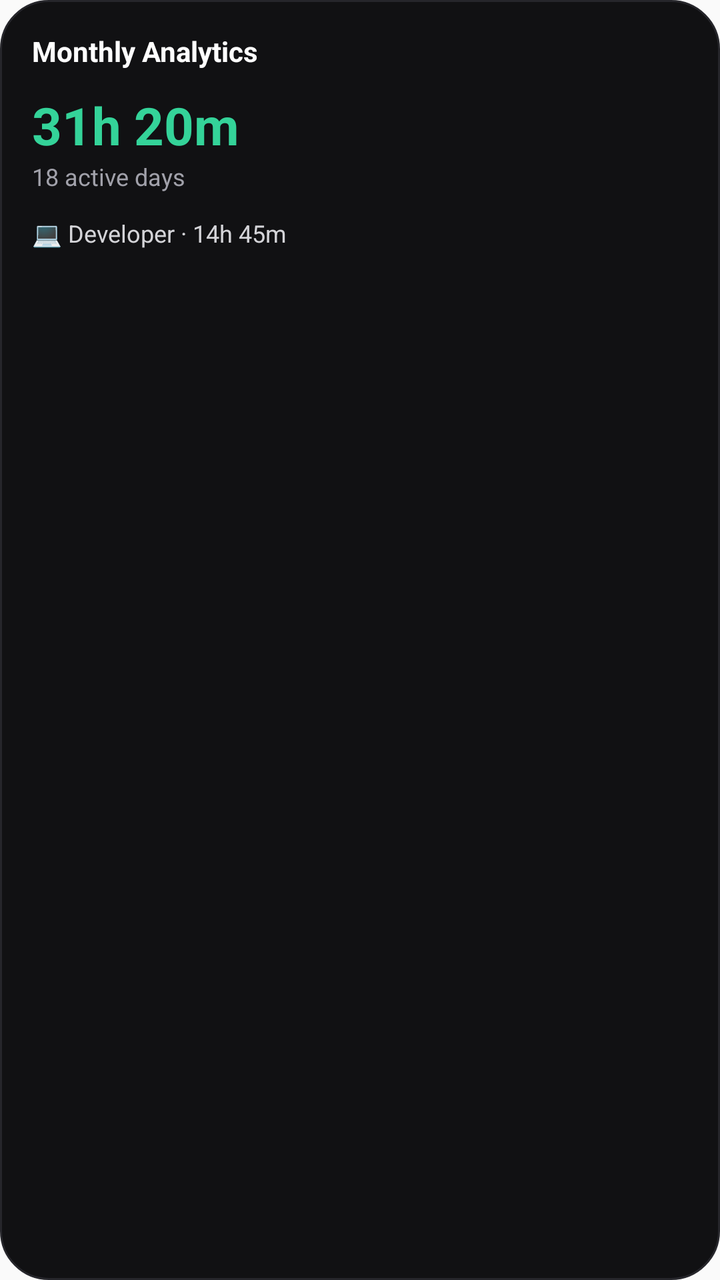
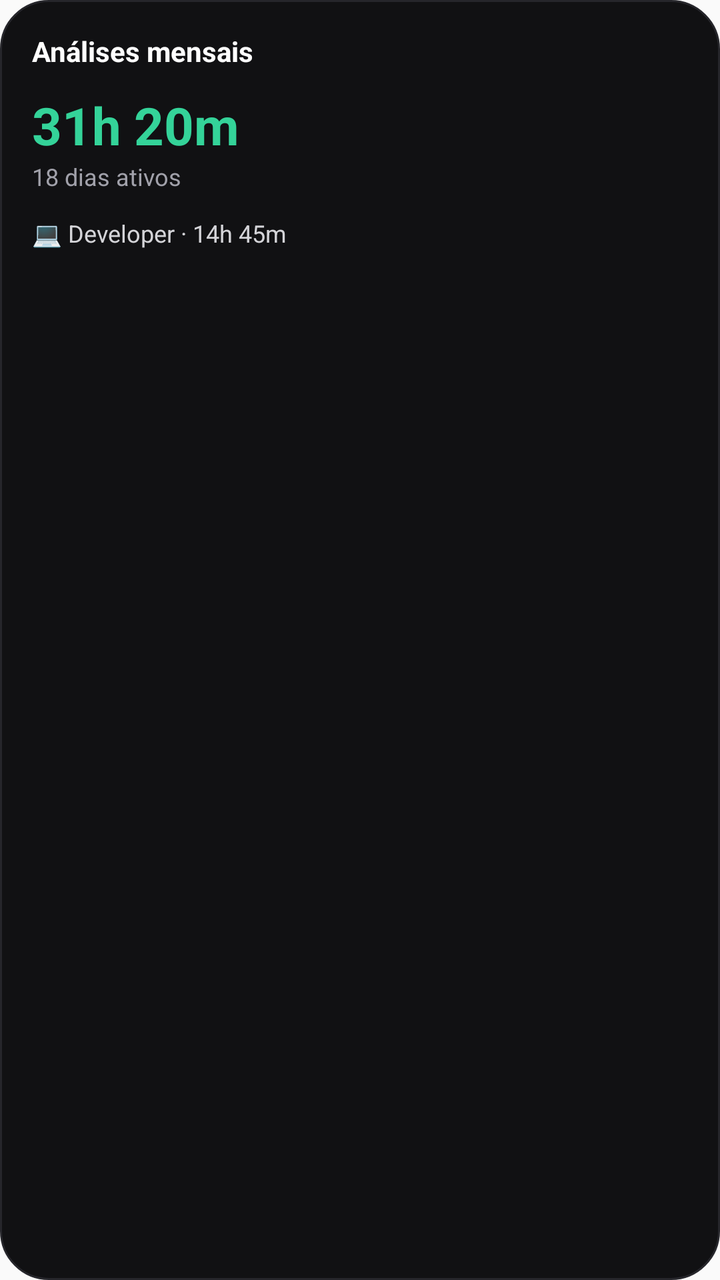

Compare the two renders of this Android layout. The source of the first and the diff that turns it into the second are given below.
<!-- AndroidManifest.xml: application theme AppTheme -->
<!-- res/layout/widget_monthly_analytics_preview.xml -->
<?xml version="1.0" encoding="utf-8"?>
<LinearLayout
    xmlns:android="http://schemas.android.com/apk/res/android"
    android:layout_width="match_parent"
    android:layout_height="match_parent"
    android:orientation="vertical"
    android:padding="16dp"
    android:background="@drawable/widget_focus_background">

    <TextView
        android:layout_width="wrap_content"
        android:layout_height="wrap_content"
        android:text="Monthly Analytics"
        android:textColor="#FFFFFF"
        android:textSize="14sp"
        android:textStyle="bold" />

    <TextView
        android:layout_width="wrap_content"
        android:layout_height="wrap_content"
        android:layout_marginTop="10dp"
        android:text="31h 20m"
        android:textColor="#34D399"
        android:textSize="26sp"
        android:textStyle="bold" />

    <TextView
        android:layout_width="wrap_content"
        android:layout_height="wrap_content"
        android:text="18 active days"
        android:textColor="#A1A1AA"
        android:textSize="12sp" />

    <TextView
        android:layout_width="wrap_content"
        android:layout_height="wrap_content"
        android:layout_marginTop="12dp"
        android:text="💻 Developer · 14h 45m"
        android:textColor="#D4D4D8"
        android:textSize="12sp" />

</LinearLayout>
<!-- resources referenced by this layout -->
<resources>
  <!-- drawable widget_focus_background (drawable) -->
  <?xml version="1.0" encoding="utf-8"?>
  <shape
      xmlns:android="http://schemas.android.com/apk/res/android"
      android:shape="rectangle">
  
      <solid android:color="#111113" />
  
      <corners
          android:radius="24dp" />
  
      <stroke
          android:width="1dp"
          android:color="#26262B" />
  
  </shape>
  <style name="AppTheme" parent="Theme.AppCompat.Light.DarkActionBar">
          
          <item name="colorPrimary">@color/colorPrimary</item>
          <item name="colorPrimaryDark">@color/colorPrimaryDark</item>
          <item name="colorAccent">@color/colorAccent</item>
      </style>
</resources>

<!-- the commit's change to res/layout/widget_monthly_analytics_preview.xml (unified diff, before → after) -->
@@ -10,7 +10,7 @@
     <TextView
         android:layout_width="wrap_content"
         android:layout_height="wrap_content"
-        android:text="Monthly Analytics"
+        android:text="Análises mensais"
         android:textColor="#FFFFFF"
         android:textSize="14sp"
         android:textStyle="bold" />
@@ -27,7 +27,7 @@
     <TextView
         android:layout_width="wrap_content"
         android:layout_height="wrap_content"
-        android:text="18 active days"
+        android:text="18 dias ativos"
         android:textColor="#A1A1AA"
         android:textSize="12sp" />
 
